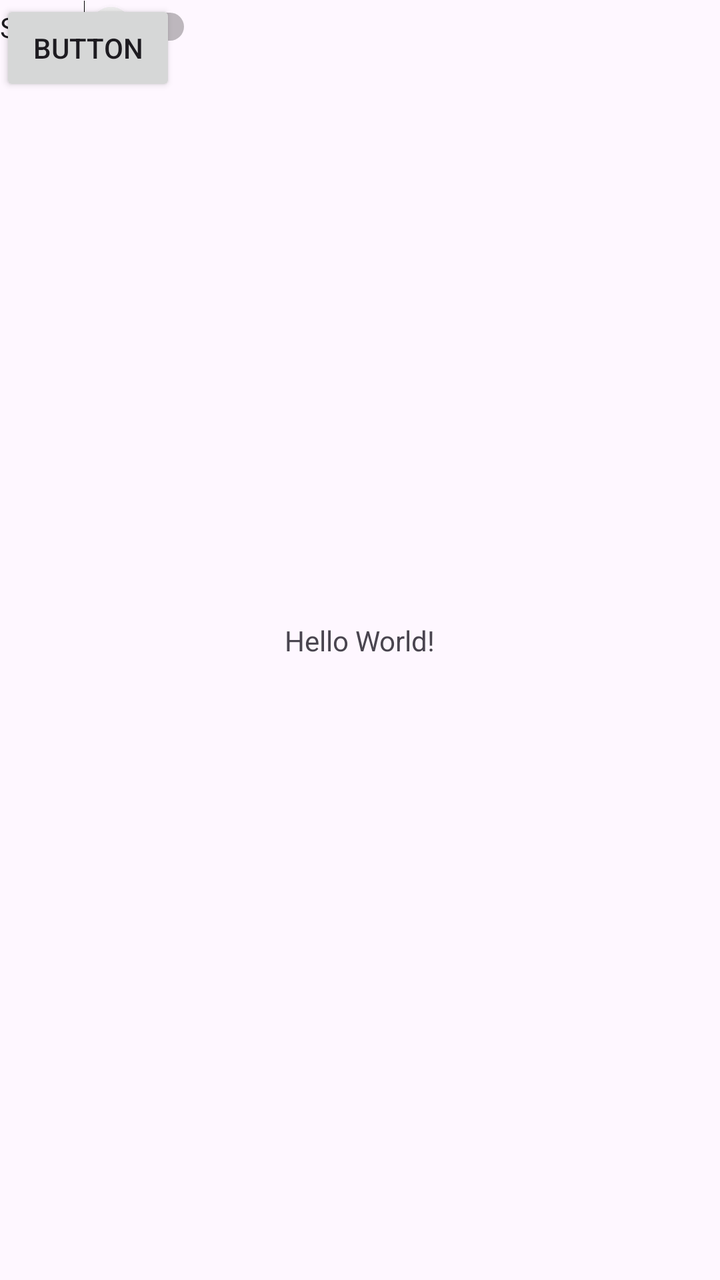
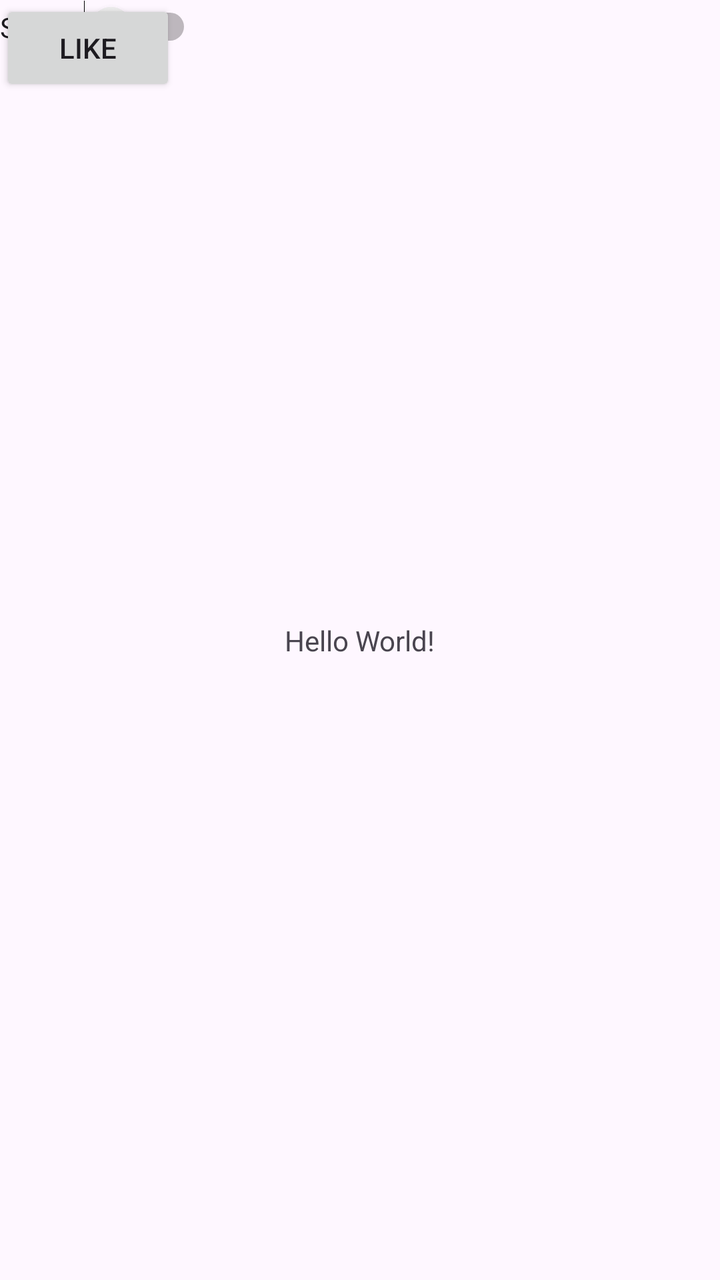

Screens rendered from an Android XML layout before and after an edit, with the pre-edit source and the edit as a unified diff.
<!-- AndroidManifest.xml: application theme Theme.MyApplication -->
<!-- res/layout/activity_main.xml -->
<?xml version="1.0" encoding="utf-8"?>
<androidx.constraintlayout.widget.ConstraintLayout xmlns:android="http://schemas.android.com/apk/res/android"
    xmlns:app="http://schemas.android.com/apk/res-auto"
    xmlns:tools="http://schemas.android.com/tools"
    android:id="@+id/main"
    android:layout_width="match_parent"
    android:layout_height="match_parent"
    tools:context=".MainActivity">

    <TextView
        android:layout_width="wrap_content"
        android:layout_height="wrap_content"
        android:text="Hello World!"
        app:layout_constraintBottom_toBottomOf="parent"
        app:layout_constraintEnd_toEndOf="parent"
        app:layout_constraintStart_toStartOf="parent"
        app:layout_constraintTop_toTopOf="parent" />

    <Button
        android:id="@+id/button"
        android:layout_width="wrap_content"
        android:layout_height="wrap_content"
        android:text="Button"
        tools:layout_editor_absoluteX="120dp"
        tools:layout_editor_absoluteY="143dp" />

    <Switch
        android:id="@+id/switch1"
        android:layout_width="wrap_content"
        android:layout_height="wrap_content"
        android:text="Switch"
        tools:layout_editor_absoluteX="130dp"
        tools:layout_editor_absoluteY="260dp" />

</androidx.constraintlayout.widget.ConstraintLayout>
<!-- resources referenced by this layout -->
<resources>
  <style name="Theme.MyApplication" parent="Base.Theme.MyApplication" />
  <style name="Base.Theme.MyApplication" parent="Theme.Material3.DayNight.NoActionBar">
          
          
      </style>
</resources>

<!-- the commit's change to res/layout/activity_main.xml (unified diff, before → after) -->
@@ -20,7 +20,7 @@
         android:id="@+id/button"
         android:layout_width="wrap_content"
         android:layout_height="wrap_content"
-        android:text="Button"
+        android:text="Like"
         tools:layout_editor_absoluteX="120dp"
         tools:layout_editor_absoluteY="143dp" />
 
